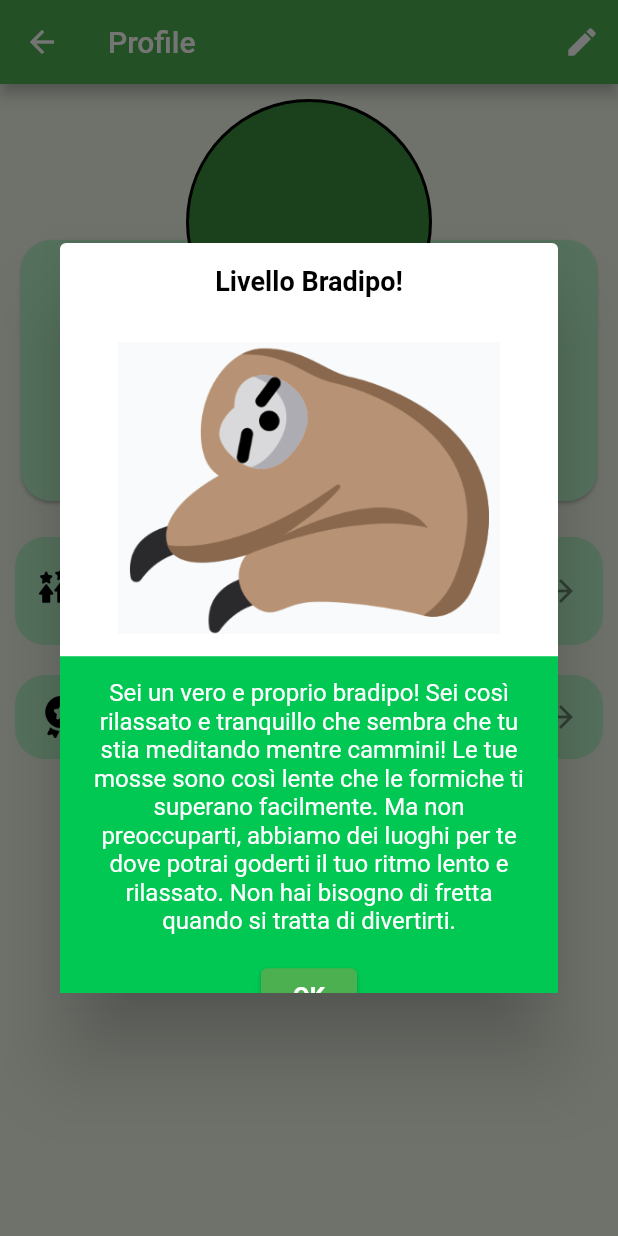
After one commit to mariobon99/progetto_biomedical_wearable, a Flutter app: the ProfilePage screen opened directly, after a tap on "Your Level", on a phone screen of 412 x 824 dp. The commit adds this screen. Run offline on Flutter 3.47's test engine with Material 2 defaults, Android fonts, the phone set to English and light mode, and no system bars; our stand-ins replace floor, geolocator, google_nav_bar, image_picker, jwt_decoder, line_icons and 3 more; missing offline and left inert: dart:ffi; accounts and stored records are empty; generated files the repository leaves out were written again.

Commit message:
Aggiunto pup-up statico per visualizzare livello utente

```diff
--- a/lib/screens/ProfilePage.dart
+++ b/lib/screens/ProfilePage.dart
@@ -6,6 +6,8 @@ import 'package:progetto_wearable/screens/EditProfilePage.dart';
 import 'package:progetto_wearable/utils/palette.dart';
 import 'package:shared_preferences/shared_preferences.dart';
 import 'package:progetto_wearable/widgets/DialogueEditProfile.dart';
+import 'package:progetto_wearable/widgets/CustomDialogueLevel.dart';
+
 
 class ProfilePage extends StatefulWidget {
   ProfilePage({Key? key}) : super(key: key);
@@ -120,6 +122,14 @@ class _ProfilePageState extends State<ProfilePage> {
                 shape: RoundedRectangleBorder(
                   borderRadius: BorderRadius.circular(20),
                 ),
+                onTap: (){
+                  showDialog(
+                context: context,
+                builder: (BuildContext context) {
+                  return CustomAlert();
+                },
+              );
+                },
               ),
               const SizedBox(
                 height: 20,
--- /dev/null
+++ b/lib/widgets/CustomDialogueLevel.dart
@@ -0,0 +1,83 @@
+import 'package:flutter/material.dart';
+
+import '../utils/palette.dart';
+
+class CustomAlert extends StatelessWidget {
+  @override
+  Widget build(BuildContext context) {
+    return Dialog(
+      shape: RoundedRectangleBorder(
+        borderRadius: BorderRadius.circular(4),
+      ),
+      child: Container(
+        height: 500,
+        child: Column(
+          children: <Widget>[
+            Container(
+              color: Colors.white,
+              child: Padding(
+                padding: const EdgeInsets.all(15.0),
+                child: Text(
+                  'Livello Bradipo!',
+                  style: TextStyle(
+                    fontSize: 18,
+                    fontWeight: FontWeight.bold,
+                    color: Colors.black,
+                  ),
+                ),
+              ),
+            ),
+            Expanded(
+              child: Container(
+                color: Colors.white,
+                child: Padding(
+                  padding: const EdgeInsets.all(15.0),
+                  child: Image.asset(
+                    'assets/images/Bradipo.png',
+                    fit: BoxFit.contain,
+                  ),
+                ),
+              ),
+            ),
+            Expanded(
+              child: SingleChildScrollView(
+                child: Container(
+                  color: Palette.tertiaryColor,
+                  child: Padding(
+                    padding: const EdgeInsets.all(15.0),
+                    child: Column(
+                      mainAxisAlignment: MainAxisAlignment.center,
+                      children: [
+                        Text(
+                          'Sei un vero e proprio bradipo! Sei così rilassato e tranquillo che sembra che tu stia meditando mentre cammini! Le tue mosse sono così lente che le formiche ti superano facilmente. Ma non preoccuparti, abbiamo dei luoghi per te dove potrai goderti il tuo ritmo lento e rilassato. Non hai bisogno di fretta quando si tratta di divertirti.',
+                          style: TextStyle(
+                            fontSize: 16,
+                            color: Colors.white,
+                          ),
+                          textAlign: TextAlign.center,
+                        ),
+                        SizedBox(height: 16),
+                        ElevatedButton(
+                          onPressed: () {
+                            Navigator.of(context).pop();
+                          },
+                          child: Text(
+                            'OK',
+                            style: TextStyle(
+                              fontSize: 16,
+                              fontWeight: FontWeight.bold,
+                            ),
+                          ),
+                        ),
+                      ],
+                    ),
+                  ),
+                ),
+              ),
+            ),
+          ],
+        ),
+      ),
+    );
+  }
+}
```
Also changed, not shown: assets/images/Bradipo.png (added).
